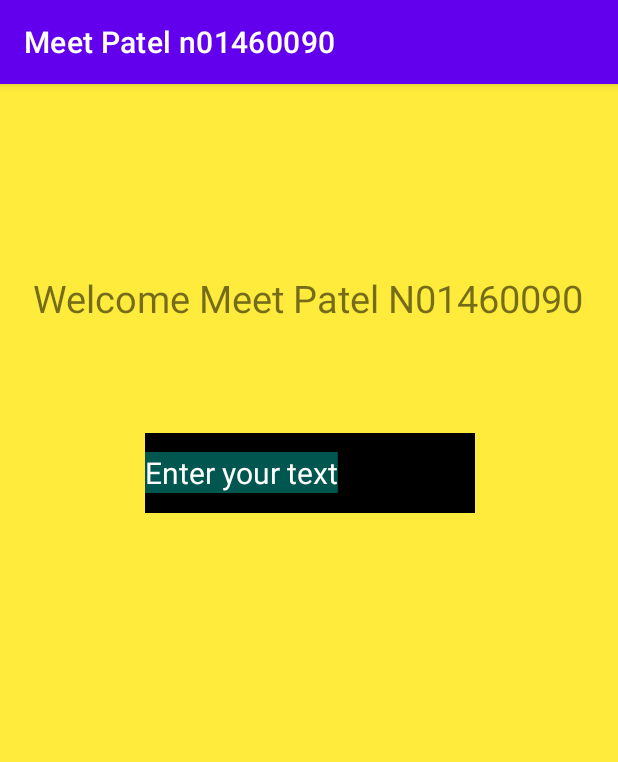
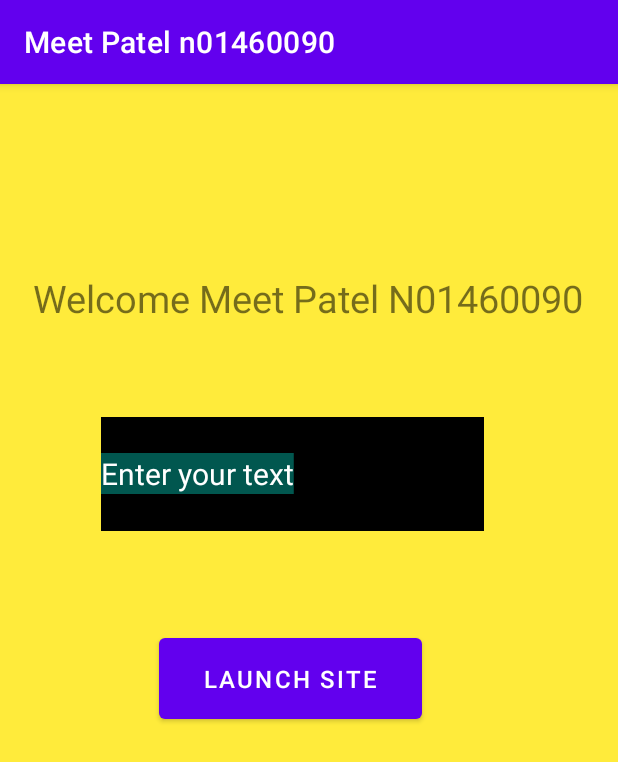
Before and after one commit to MeetPatel0090/MeetPatelAssign1, an Android app: the screen it shows after launch (MeetActivity), on a phone screen of 412 x 824 dp. Shown: the top 762 px of the screen. Run offline under Robolectric (Android 15) with nearby library versions, the light colour scheme and no system bars.

Commit message:
Adding the First Button which Launches a site.

```diff
--- a/MeetLab11/src/main/java/meet/patel/n01460090/MeetActivity.java
+++ b/MeetLab11/src/main/java/meet/patel/n01460090/MeetActivity.java
@@ -4,13 +4,49 @@ package meet.patel.n01460090;
 
 import androidx.appcompat.app.AppCompatActivity;
 
+import android.content.Context;
+import android.content.Intent;
+import android.net.Uri;
 import android.os.Bundle;
 
+import android.view.View;
+import android.widget.Button;
+import android.widget.Toast;
+
 public class MeetActivity extends AppCompatActivity {
+
+    //Button siteButton;
 
     @Override
     protected void onCreate(Bundle savedInstanceState) {
         super.onCreate(savedInstanceState);
         setContentView(R.layout.activity_main);
+
+        Button siteButton;
+        siteButton = findViewById(R.id.MeetSiteButton);
+
+        siteButton.setOnClickListener(new View.OnClickListener() {
+            @Override
+            public void onClick(View v) {
+                Context context;
+                context = getApplicationContext();
+                CharSequence text = "Meet Patel - Launching Wikipedia!!";
+                int duration = Toast.LENGTH_SHORT;
+
+                Toast toast = Toast.makeText(context, text, duration);
+                toast.show();
+
+                gotoUrl();
+            }
+
+
+            private void gotoUrl() {
+                Uri uri = Uri.parse("https://en.wikipedia.org/wiki/Android_Studio");
+                startActivity(new Intent(Intent.ACTION_VIEW, uri));
+            }
+
+        });
+
+
     }
 }
--- a/MeetLab11/src/main/res/layout/activity_main.xml
+++ b/MeetLab11/src/main/res/layout/activity_main.xml
@@ -9,7 +9,7 @@
     tools:context=".MeetActivity">
 
     <TextView
-        android:id="@+id/textView2"
+        android:id="@+id/MeetTextView"
         android:layout_width="wrap_content"
         android:layout_height="wrap_content"
         android:text="@string/background_text"
@@ -22,24 +22,39 @@
         app:layout_constraintVertical_bias="0.171" />
 
     <EditText
-        android:id="@+id/MeetTextView"
-        android:layout_width="220dp"
-        android:layout_height="53dp"
+        android:id="@+id/MeetEditText"
+        android:layout_width="255dp"
+        android:layout_height="76dp"
         android:layout_marginStart="96dp"
         android:layout_marginTop="64dp"
         android:layout_marginEnd="95dp"
         android:layout_marginBottom="473dp"
+        android:autofillHints="Enter your Text"
+        android:background="@color/black"
+        android:inputType="text"
+        android:selectAllOnFocus="true"
         android:text="@string/user_input"
         android:textColor="@color/white"
         android:textSize="20sp"
-        android:background="@color/black"
         app:layout_constraintBottom_toBottomOf="parent"
         app:layout_constraintEnd_toEndOf="parent"
+        app:layout_constraintHorizontal_bias="0.828"
         app:layout_constraintStart_toStartOf="parent"
-        app:layout_constraintTop_toBottomOf="@+id/textView2"
-        android:inputType="text"
-        tools:ignore="LabelFor"
-        android:selectAllOnFocus="true"
-        android:autofillHints="Enter your Text" />
+        app:layout_constraintTop_toBottomOf="@+id/MeetTextView"
+        app:layout_constraintVertical_bias="0.4"
+        tools:ignore="LabelFor" />
+
+    <Button
+        android:id="@+id/MeetSiteButton"
+        android:layout_width="175dp"
+        android:layout_height="66dp"
+        android:text="@string/launch_site"
+        android:textSize="16sp"
+        app:layout_constraintBottom_toBottomOf="parent"
+        app:layout_constraintEnd_toEndOf="parent"
+        app:layout_constraintHorizontal_bias="0.447"
+        app:layout_constraintStart_toStartOf="parent"
+        app:layout_constraintTop_toBottomOf="@+id/MeetEditText"
+        app:layout_constraintVertical_bias="0.162" />
 
 </androidx.constraintlayout.widget.ConstraintLayout>
--- a/MeetLab11/src/main/res/values/strings.xml
+++ b/MeetLab11/src/main/res/values/strings.xml
@@ -4,4 +4,5 @@
     <string name="app_name">Meet Patel n01460090</string>
     <string name="background_text">Welcome Meet Patel N01460090</string>
     <string name="user_input">Enter your text</string>
+    <string name="launch_site">Launch Site</string>
 </resources>
```
